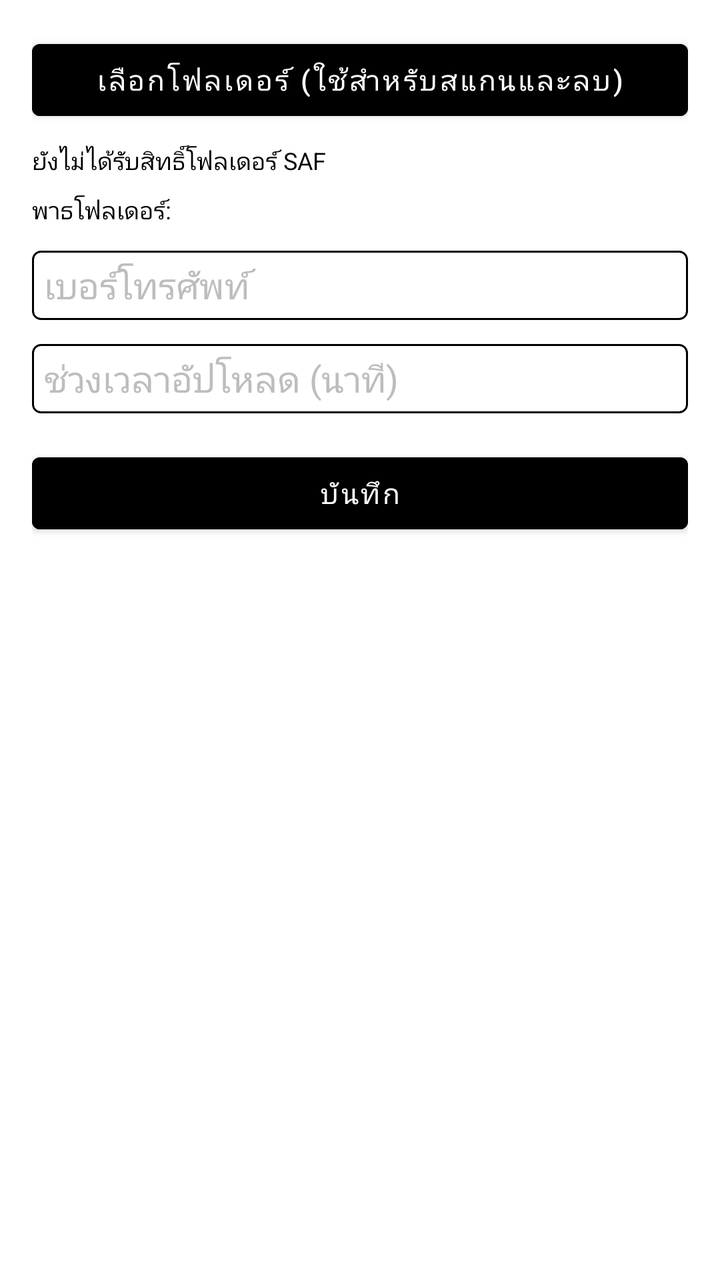
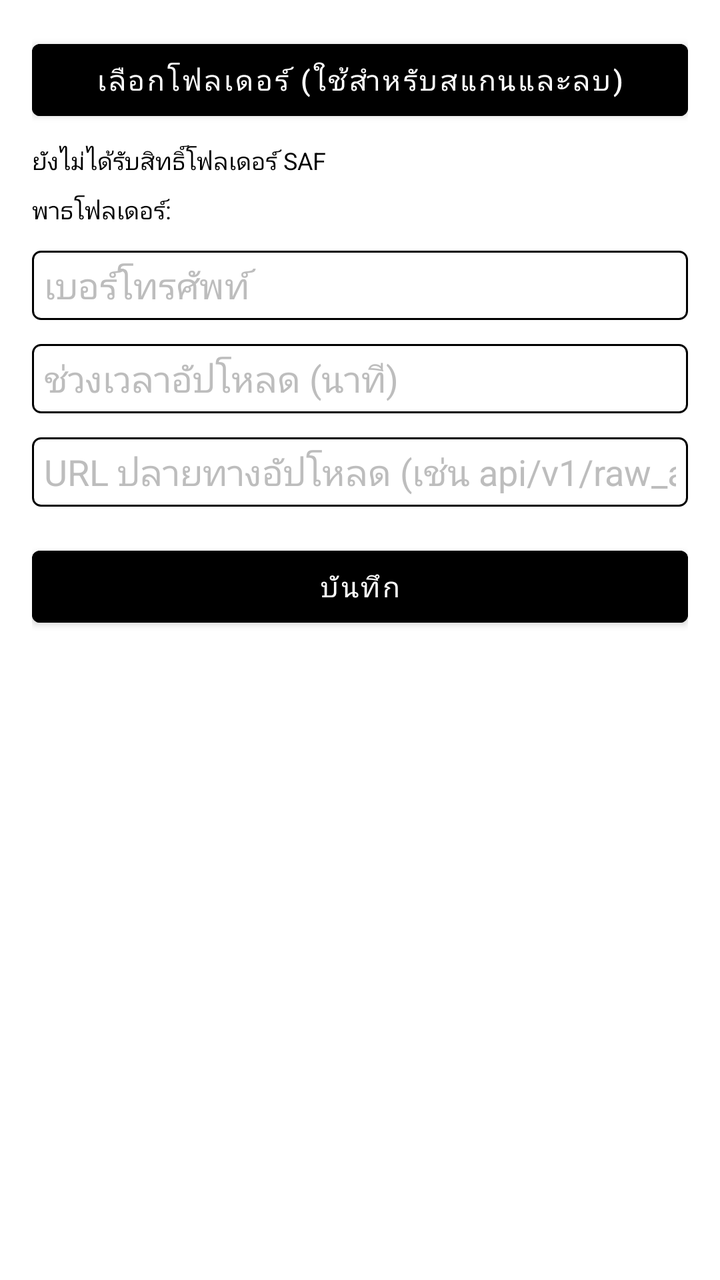

Before-and-after screenshots of an Android layout around one commit, followed by the original layout XML and the change that was made.
<!-- AndroidManifest.xml: application theme Theme.ChicMobile -->
<!-- res/layout/activity_settings.xml -->
<?xml version="1.0" encoding="utf-8"?>
<ScrollView xmlns:android="http://schemas.android.com/apk/res/android"
    android:layout_width="match_parent"
    android:layout_height="match_parent"
    android:background="@color/chic_white"
    android:padding="16dp">

    <LinearLayout
        android:layout_width="match_parent"
        android:layout_height="wrap_content"
        android:orientation="vertical">

        <Button
            android:id="@+id/btnPickFolder"
            android:layout_width="match_parent"
            android:layout_height="wrap_content"
            android:text="@string/pick_folder"
            android:backgroundTint="@color/chic_black"
            android:textColor="@color/chic_white" />

        <TextView
            android:id="@+id/txtFolderPermission"
            android:layout_width="match_parent"
            android:layout_height="wrap_content"
            android:layout_marginTop="8dp"
            android:text="@string/no_saf_permission"
            android:textColor="@color/chic_black"
            android:textSize="12sp" />

        <TextView
            android:id="@+id/txtFolderPath"
            android:layout_width="match_parent"
            android:layout_height="wrap_content"
            android:layout_marginTop="8dp"
            android:text="@string/folder_path_label"
            android:textColor="@color/chic_black"
            android:textSize="12sp" />

        <EditText
            android:id="@+id/edtPhoneNumber"
            android:layout_width="match_parent"
            android:layout_height="wrap_content"
            android:layout_marginTop="12dp"
            android:background="@drawable/bg_textbox_solid_border"
            android:hint="@string/phone_number_hint"
            android:inputType="phone"
            android:maxLength="10"
            android:paddingHorizontal="6dp"
            android:paddingVertical="5dp"
            android:textColor="@color/chic_black"
            android:textColorHint="@color/chic_gray" />

        <EditText
            android:id="@+id/edtIntervalMinutes"
            android:layout_width="match_parent"
            android:layout_height="wrap_content"
            android:layout_marginTop="12dp"
            android:background="@drawable/bg_textbox_solid_border"
            android:hint="@string/upload_interval_hint"
            android:inputType="number"
            android:paddingHorizontal="6dp"
            android:paddingVertical="5dp"
            android:textColor="@color/chic_black"
            android:textColorHint="@color/chic_gray" />

        <Button
            android:id="@+id/btnSave"
            android:layout_width="match_parent"
            android:layout_height="wrap_content"
            android:layout_marginTop="16dp"
            android:text="@string/save"
            android:backgroundTint="@color/chic_black"
            android:textColor="@color/chic_white" />

    </LinearLayout>
</ScrollView>
<!-- resources referenced by this layout -->
<resources>
  <color name="chic_black">#000000</color>
  <color name="chic_gray">#BDBDBD</color>
  <color name="chic_white">#FFFFFF</color>
  <!-- drawable bg_textbox_solid_border (drawable) -->
  <?xml version="1.0" encoding="utf-8"?>
  <shape xmlns:android="http://schemas.android.com/apk/res/android"
      android:shape="rectangle">
      <solid android:color="@color/chic_white" />
      <stroke
          android:width="1dp"
          android:color="@color/chic_black" />
      <corners android:radius="4dp" />
  </shape>
  <string name="folder_path_label">พาธโฟลเดอร์:</string>
  <string name="no_saf_permission">ยังไม่ได้รับสิทธิ์โฟลเดอร์ SAF</string>
  <string name="phone_number_hint">เบอร์โทรศัพท์</string>
  <string name="pick_folder">เลือกโฟลเดอร์ (ใช้สำหรับสแกนและลบ)</string>
  <string name="save">บันทึก</string>
  <string name="upload_interval_hint">ช่วงเวลาอัปโหลด (นาที)</string>
  <style name="Theme.ChicMobile" parent="Theme.MaterialComponents.DayNight.NoActionBar">
          <item name="colorPrimary">@color/chic_white</item>
          <item name="colorPrimaryVariant">@color/chic_white</item>
          <item name="colorOnPrimary">@color/chic_black</item>
          <item name="colorSecondary">@color/chic_black</item>
          <item name="colorOnSecondary">@color/chic_white</item>
          <item name="colorSurface">@color/chic_white</item>
          <item name="colorOnSurface">@color/chic_black</item>
          <item name="android:colorBackground">@color/chic_white</item>
          <item name="android:textColorPrimary">@color/chic_black</item>
          <item name="android:textColorSecondary">@color/chic_gray</item>
          <item name="android:windowBackground">@color/chic_white</item>
          <item name="android:statusBarColor" tools:targetApi="l">@color/chic_white</item>
          <item name="android:navigationBarColor" tools:targetApi="o_mr1">@color/chic_white</item>
      </style>
</resources>

<!-- the commit's change to res/layout/activity_settings.xml (unified diff, before → after) -->
@@ -63,6 +63,19 @@
             android:textColor="@color/chic_black"
             android:textColorHint="@color/chic_gray" />
 
+        <EditText
+            android:id="@+id/edtUploadEndpoint"
+            android:layout_width="match_parent"
+            android:layout_height="wrap_content"
+            android:layout_marginTop="12dp"
+            android:background="@drawable/bg_textbox_solid_border"
+            android:hint="@string/upload_endpoint_hint"
+            android:inputType="textUri"
+            android:paddingHorizontal="6dp"
+            android:paddingVertical="5dp"
+            android:textColor="@color/chic_black"
+            android:textColorHint="@color/chic_gray" />
+
         <Button
             android:id="@+id/btnSave"
             android:layout_width="match_parent"
<!-- resource entries referenced after the edit -->
@@ -18,6 +18,7 @@
   <string name="phone_number_hint">เบอร์โทรศัพท์</string>
   <string name="pick_folder">เลือกโฟลเดอร์ (ใช้สำหรับสแกนและลบ)</string>
   <string name="save">บันทึก</string>
+  <string name="upload_endpoint_hint">URL ปลายทางอัปโหลด (เช่น api/v1/raw_audios)</string>
   <string name="upload_interval_hint">ช่วงเวลาอัปโหลด (นาที)</string>
   <style name="Theme.ChicMobile" parent="Theme.MaterialComponents.DayNight.NoActionBar">
           <item name="colorPrimary">@color/chic_white</item>
